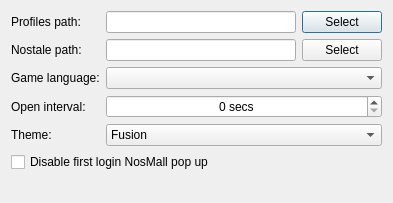
This is Launcher/src/gui/settingsdialog.ui in hatz2/GflessClient as Qt 5 draws it before an edit. The edited form follows.
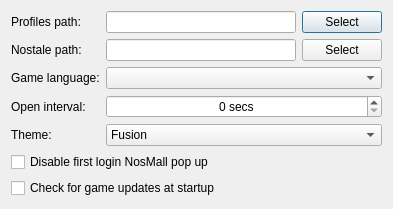
This is the edited form.

Commit message: Added game account creation

```diff
--- a/Launcher/src/gui/settingsdialog.ui
+++ b/Launcher/src/gui/settingsdialog.ui
@@ -142,6 +142,13 @@
      </property>
     </widget>
    </item>
+   <item>
+    <widget class="QCheckBox" name="checkUpdatesCheckbox">
+     <property name="text">
+      <string>Check for game updates at startup</string>
+     </property>
+    </widget>
+   </item>
    <item>
     <spacer name="verticalSpacer">
      <property name="orientation">
```
The commit also changes 18 other files.
